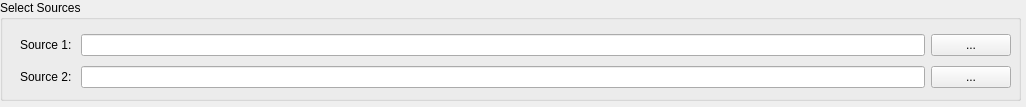
b1aqW0lf/Lithium, file src/select_source_ui.ui: the form before one commit.
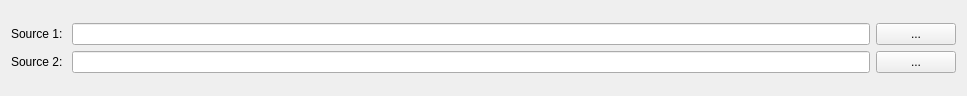
The form after the commit.

Diff of the .ui file:
```diff
--- a/src/select_source_ui.ui
+++ b/src/select_source_ui.ui
@@ -6,34 +6,15 @@
    <rect>
     <x>0</x>
     <y>0</y>
-    <width>1026</width>
-    <height>107</height>
+    <width>967</width>
+    <height>96</height>
    </rect>
   </property>
   <property name="windowTitle">
    <string>Form</string>
   </property>
-  <widget class="QGroupBox" name="inputGroupBox">
-   <property name="geometry">
-    <rect>
-     <x>0</x>
-     <y>0</y>
-     <width>1021</width>
-     <height>101</height>
-    </rect>
-   </property>
-   <property name="title">
-    <string>Select Sources</string>
-   </property>
-   <widget class="QWidget" name="layoutWidget">
-    <property name="geometry">
-     <rect>
-      <x>20</x>
-      <y>30</y>
-      <width>991</width>
-      <height>64</height>
-     </rect>
-    </property>
+  <layout class="QGridLayout" name="gridLayout">
+   <item row="0" column="0">
     <layout class="QVBoxLayout" name="verticalLayout">
      <item>
       <layout class="QHBoxLayout" name="horizontalLayout">
@@ -78,8 +59,8 @@
       </layout>
      </item>
     </layout>
-   </widget>
-  </widget>
+   </item>
+  </layout>
  </widget>
  <resources/>
  <connections/>
```
